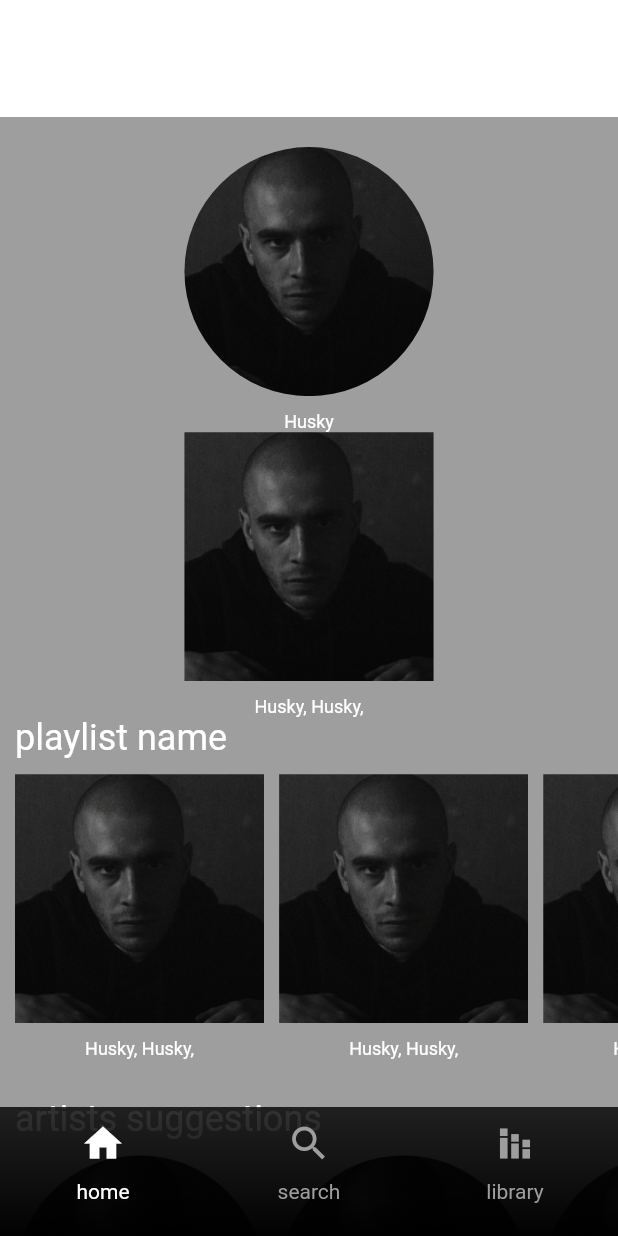
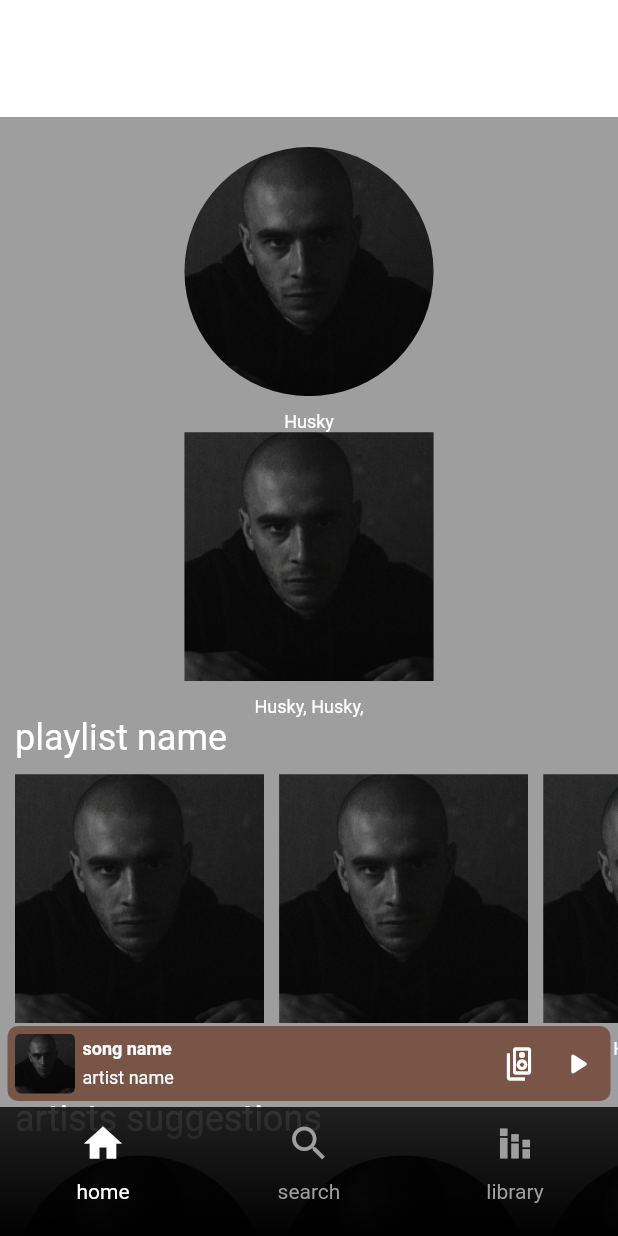
Before and after one commit to 1mavic/spotify_ui_clone, a Flutter app: the screen it shows after launch, on a phone screen of 412 x 824 dp. Run offline on Flutter 3.47's test engine with Material 2 defaults, Android fonts, the phone set to English and light mode, and no system bars.

Commit message:
player widgets

```diff
--- a/lib/main.dart
+++ b/lib/main.dart
@@ -1,7 +1,10 @@
 import 'package:flutter/material.dart';
+import 'package:spotify_clone_ui/entity/models/song.dart';
 import 'package:spotify_clone_ui/home/ui/home_screen.dart';
 import 'package:spotify_clone_ui/theme/app_theme.dart';
 import 'package:spotify_clone_ui/ui/bottom_bar/app_bottom_bar.dart';
+import 'package:spotify_clone_ui/ui/players/full_screen_player.dart';
+import 'package:spotify_clone_ui/ui/players/mini_player.dart';
 
 void main() {
   runApp(const MyApp());
@@ -35,6 +38,7 @@ class MyHomePage extends StatefulWidget {
 
 class _MyHomePageState extends State<MyHomePage> {
   late PageController tabController;
+  bool _showPlayer = false;
 
   @override
   void initState() {
@@ -77,13 +81,41 @@ class _MyHomePageState extends State<MyHomePage> {
               children: tabs,
             ),
             Positioned(
+              left: 5,
+              right: 5,
+              bottom: 90,
+              child: GestureDetector(
+                onTap: () {
+                  setState(() {
+                    _showPlayer = !_showPlayer;
+                  });
+                },
+                child: MiniPlayerWidget(
+                  song: Song(
+                    songId: 41,
+                    name: 'Song name',
+                    duration: const Duration(
+                      minutes: 2,
+                      seconds: 13,
+                    ),
+                  ),
+                  color: Colors.brown,
+                ),
+              ),
+            ),
+            Positioned(
               bottom: 0,
               left: 0,
               right: 0,
               child: AppBottomBarWidget(
                 onTabChange: _changeTab,
               ),
-            )
+            ),
+            if (_showPlayer)
+              AnimatedAlign(
+                duration: const Duration(milliseconds: 400),
+                alignment: _showPlayer ? Alignment.center : Alignment(0, 1),
+              ),
           ],
         ),
         // bottomNavigationBar: DecoratedBox(
--- /dev/null
+++ b/lib/ui/players/full_screen_player.dart
@@ -0,0 +1,12 @@
+import 'package:flutter/material.dart';
+
+class FullScreenPlayer extends StatelessWidget {
+  const FullScreenPlayer({Key? key}) : super(key: key);
+
+  @override
+  Widget build(BuildContext context) {
+    return SizedBox.expand(
+      child: ColoredBox(color: Colors.green),
+    );
+  }
+}
--- /dev/null
+++ b/lib/ui/players/mini_player.dart
@@ -0,0 +1,93 @@
+import 'package:flutter/material.dart';
+import 'package:spotify_clone_ui/entity/models/song.dart';
+import 'package:spotify_clone_ui/ui/image_widget/app_image.dart';
+
+/// mini player widget, with info about currently plaing song
+class MiniPlayerWidget extends StatelessWidget {
+  /// mini player widget, with info about currently plaing song
+  const MiniPlayerWidget({
+    super.key,
+    required this.song,
+    required this.color,
+  });
+
+  /// current song
+  final Song song;
+
+  /// mini player color
+  final Color color;
+  @override
+  Widget build(BuildContext context) {
+    return SizedBox(
+      width: double.infinity,
+      child: DecoratedBox(
+        decoration: BoxDecoration(
+          color: color,
+          borderRadius: BorderRadius.circular(
+            7,
+          ),
+        ),
+        child: Padding(
+          padding: const EdgeInsets.all(
+            5,
+          ),
+          child: Row(
+            children: [
+              SizedBox(
+                height: 40,
+                child: AspectRatio(
+                  aspectRatio: 1,
+                  child: ClipRRect(
+                    borderRadius: BorderRadius.circular(4),
+                    child: const AppImageWidget(
+                      imageUrl: 'assets/images/artists/husky.png',
+                    ),
+                  ),
+                ),
+              ),
+              const SizedBox(
+                width: 5,
+              ),
+              Expanded(
+                child: Column(
+                  crossAxisAlignment: CrossAxisAlignment.start,
+                  children: [
+                    Text(
+                      'song name',
+                      style: Theme.of(context).textTheme.bodySmall?.copyWith(
+                            fontWeight: FontWeight.bold,
+                          ),
+                      maxLines: 2,
+                      overflow: TextOverflow.ellipsis,
+                    ),
+                    const SizedBox(
+                      height: 5,
+                    ),
+                    Text(
+                      'artist name',
+                      style: Theme.of(context).textTheme.bodySmall,
+                      maxLines: 1,
+                      overflow: TextOverflow.ellipsis,
+                    ),
+                  ],
+                ),
+              ),
+              const Icon(
+                Icons.speaker_group_outlined,
+              ),
+              const SizedBox(
+                width: 15,
+              ),
+              const Icon(
+                Icons.play_arrow_rounded,
+              ),
+              const SizedBox(
+                width: 5,
+              ),
+            ],
+          ),
+        ),
+      ),
+    );
+  }
+}
```
